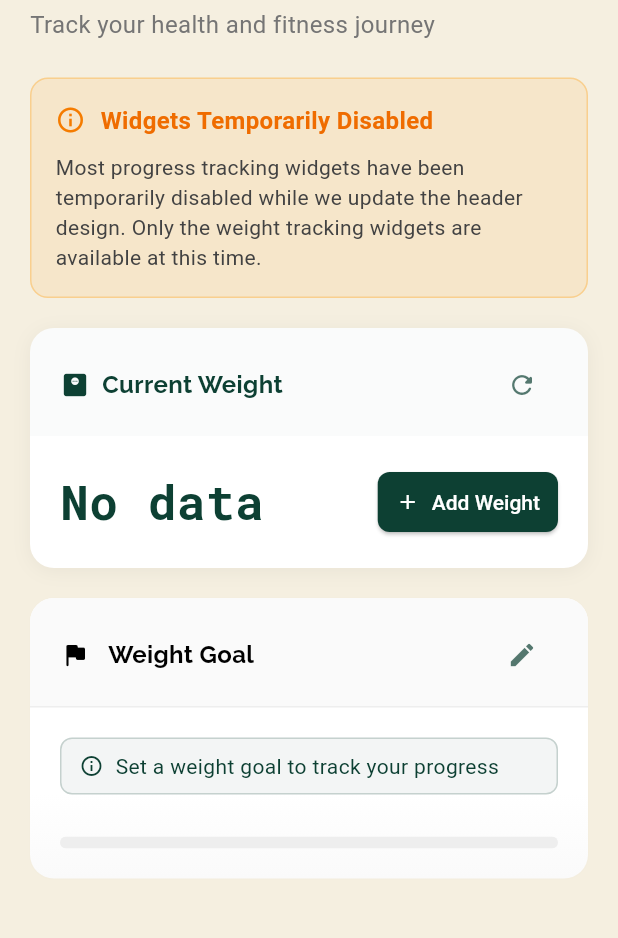
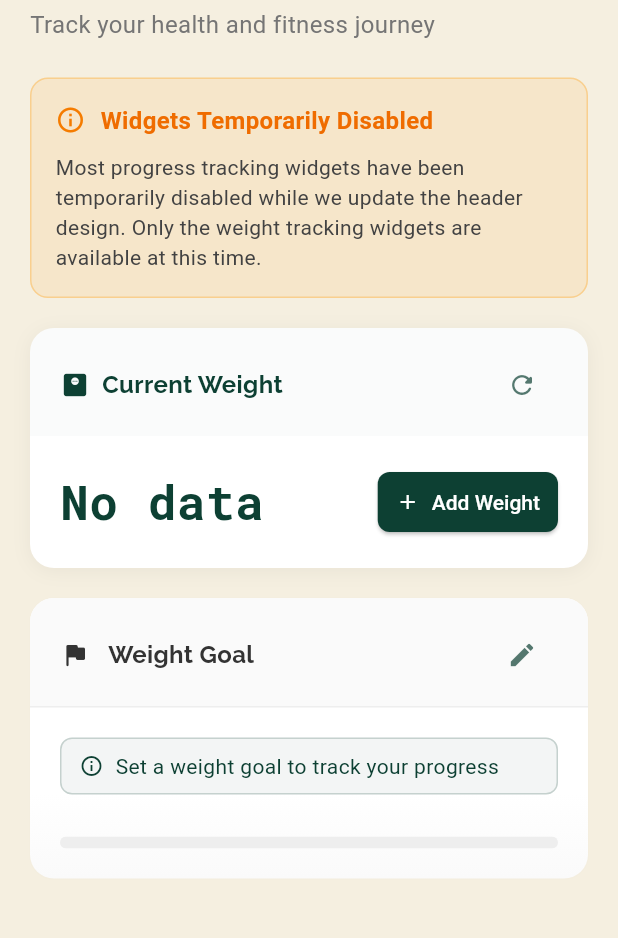
Before and after one commit to siho1117/food_cal, a Flutter app: the ProgressScreen screen opened by its route, on a phone screen of 412 x 824 dp, the part 77-1015 px from its top. Run offline on Flutter 3.47's test engine with Material 3 defaults, Android fonts, the phone set to English and light mode, and no system bars; our stand-ins replace camera, curved_navigation_bar, flutter_dotenv, flutter_image_compress, google_fonts, image_picker and 1 more; accounts and stored records are empty.

Commit message:
Your commit message here

```diff
--- a/lib/config/widgets/master_widget.dart
+++ b/lib/config/widgets/master_widget.dart
@@ -44,8 +44,8 @@ class MasterWidget extends StatefulWidget {
     required this.child,
     this.trailing,
     this.onHeaderTap,
-    this.iconColor = Colors.black,
-    this.textColor = Colors.black,
+    this.iconColor = AppTheme.textDark,
+    this.textColor = AppTheme.textDark,
     this.contentPadding = const EdgeInsets.all(20),
     this.footer,
     this.useGradient = true,
@@ -73,8 +73,8 @@ class MasterWidget extends StatefulWidget {
     VoidCallback? onRetry,
     Widget? trailing,
     Color? accentColor,
-    Color? textColor = Colors.black,
-    Color? iconColor = Colors.black,
+    Color? textColor = AppTheme.textDark,
+    Color? iconColor = AppTheme.textDark,
     bool showInfoButton = false,
     VoidCallback? onInfoTap,
   }) => MasterWidget(
@@ -100,8 +100,8 @@ class MasterWidget extends StatefulWidget {
     required IconData icon,
     required Widget valueWidget,
     Color? accentColor,
-    Color? textColor = Colors.black,
-    Color? iconColor = Colors.black,
+    Color? textColor = AppTheme.textDark,
+    Color? iconColor = AppTheme.textDark,
     Widget? footer,
     bool showInfoButton = false,
     VoidCallback? onInfoTap,
@@ -127,8 +127,8 @@ class MasterWidget extends StatefulWidget {
     String? progressText,
     Color? progressColor,
     Widget? trailing,
-    Color? textColor = Colors.black,
-    Color? iconColor = Colors.black,
+    Color? textColor = AppTheme.textDark,
+    Color? iconColor = AppTheme.textDark,
     bool showInfoButton = false,
     VoidCallback? onInfoTap,
   }) {
@@ -165,8 +165,8 @@ class MasterWidget extends StatefulWidget {
     required Widget child,
     Widget? trailing,
     Color? accentColor,
-    Color? textColor = Colors.black,
-    Color? iconColor = Colors.black,
+    Color? textColor = AppTheme.textDark,
+    Color? iconColor = AppTheme.textDark,
     bool showInfoButton = false,
     VoidCallback? onInfoTap,
   }) => MasterWidget(
@@ -187,8 +187,8 @@ class MasterWidget extends StatefulWidget {
     required IconData icon,
     required Widget child,
     Color? accentColor,
-    Color? textColor = Colors.black,
-    Color? iconColor = Colors.black,
+    Color? textColor = AppTheme.textDark,
+    Color? iconColor = AppTheme.textDark,
     bool showInfoButton = false,
     VoidCallback? onInfoTap,
   }) => MasterWidget(
@@ -257,8 +257,8 @@ class _MasterWidgetState extends State<MasterWidget> {
   // Build header widget
   Widget _buildHeaderWidget() {
     // Get final colors
-    final textColor = widget.textColor ?? Colors.black;
-    final iconColor = widget.iconColor ?? Colors.black;
+    final textColor = widget.textColor ?? AppTheme.textDark;
+    final iconColor = widget.iconColor ?? AppTheme.textDark;
 
     return InkWell(
       onTap: widget.onHeaderTap,
```
